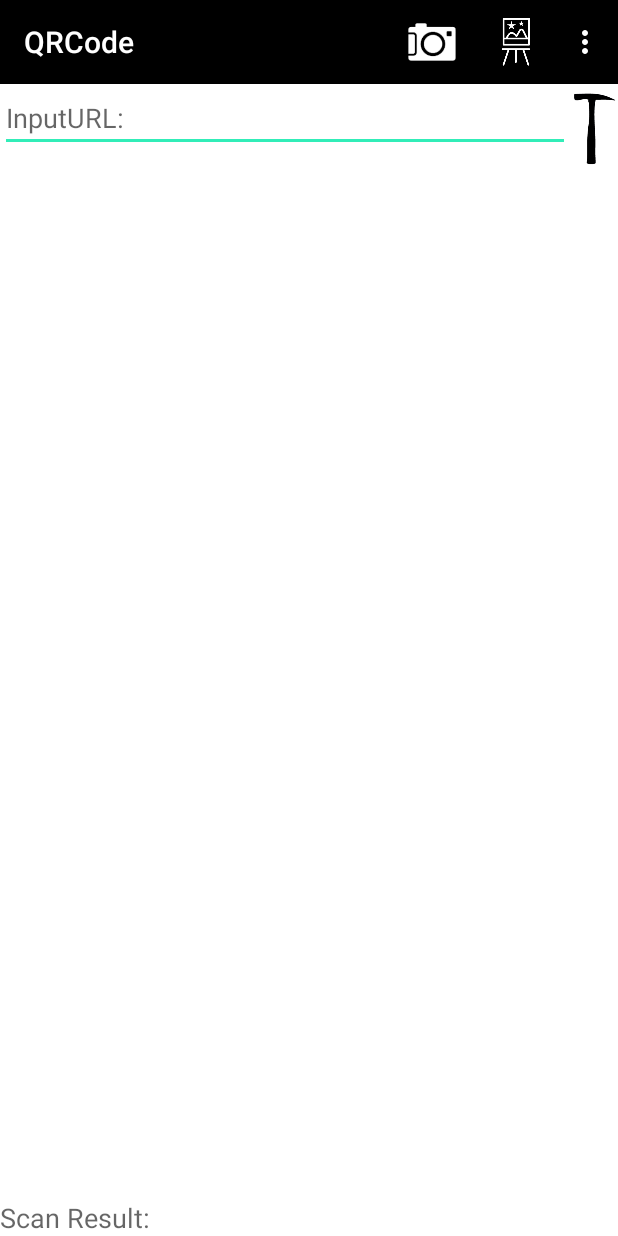
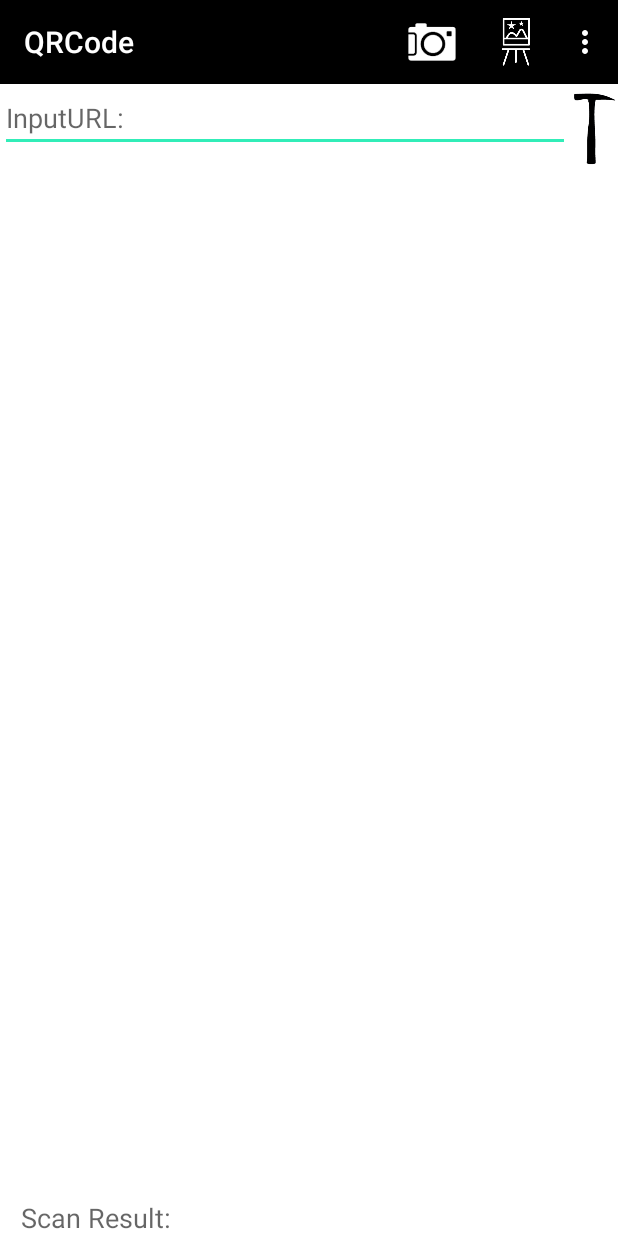
Before and after one commit to fairythm/QRCode, an Android app: the screen it shows after launch (MainActivity), on a phone screen of 412 x 824 dp. Run offline under Robolectric (Android 15) with nearby library versions, the phone set to English and light mode, and no system bars.

Commit message:
layout alteration center

```diff
--- a/app/src/main/res/layout/activity_main.xml
+++ b/app/src/main/res/layout/activity_main.xml
@@ -41,12 +41,12 @@
         android:layout_height="wrap_content"
         android:layout_below="@id/inputURL"
         android:layout_above="@id/showResult"
-        android:layout_gravity="center"/>
+        android:layout_centerInParent="true"/>
 
 
     <EditText
         android:id="@+id/showResult"
-        android:hint="Scan Result:"
+        android:hint="   Scan Result:"
         android:layout_alignParentBottom="true"
         android:textColor="@android:color/black"
         android:background="@null"
```
